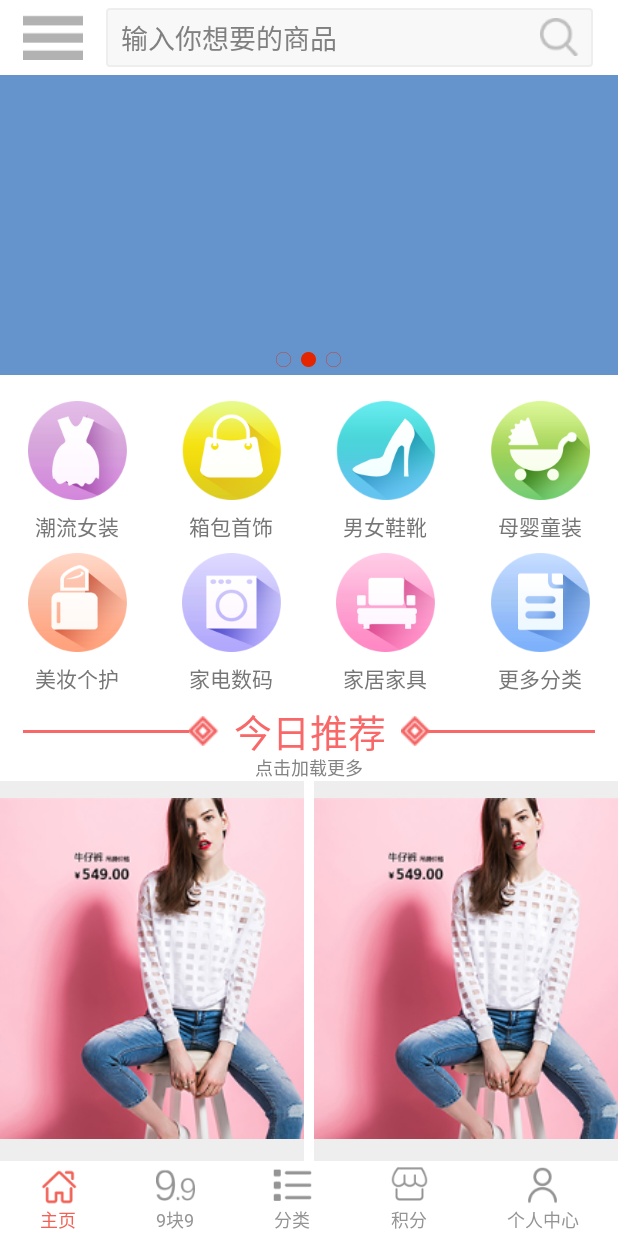
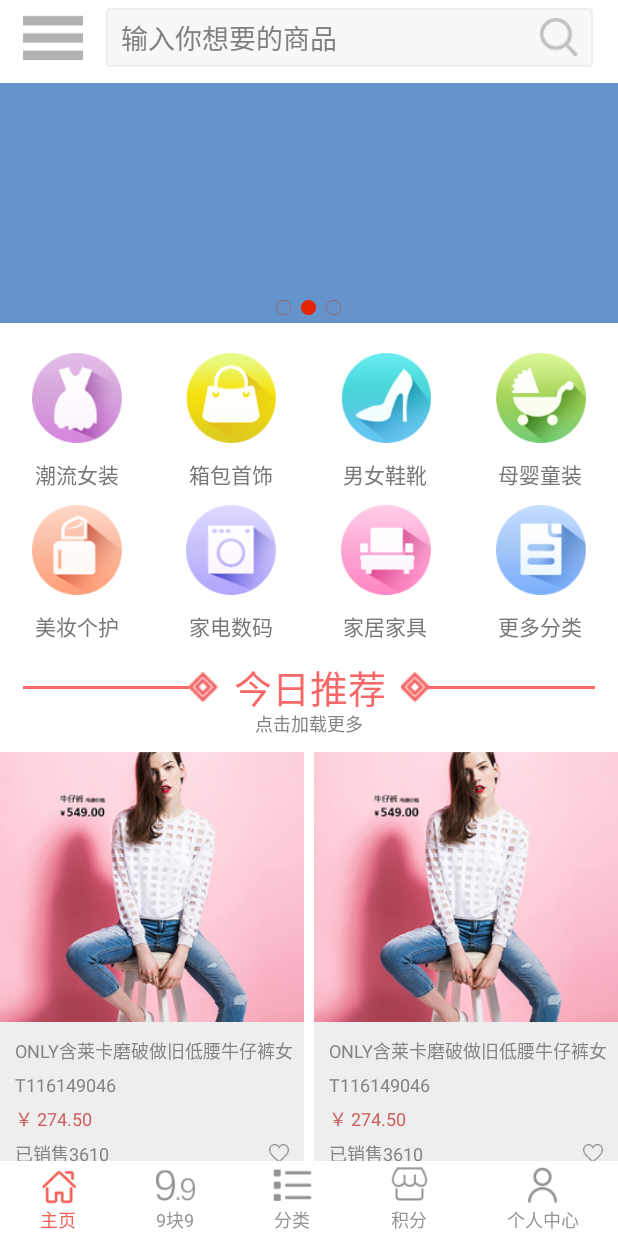
Before and after one commit to hccpw007/KXG_old, an Android app: the screen it shows after launch (NgtAty), on a phone screen of 412 x 824 dp. Run offline under Robolectric (Android 15) with nearby library versions, the phone set to English and light mode, and no system bars.

```diff
--- a/app/src/main/java/com/base/refreshlayout/RefreshLayout.java
+++ b/app/src/main/java/com/base/refreshlayout/RefreshLayout.java
@@ -173,7 +173,7 @@ public class RefreshLayout extends LinearLayout {
 			break;
 		case failed:
 			refreshStateImageView.setVisibility(View.VISIBLE);
-			refreshStateTextView.setText("DSAGAS");
+			refreshStateTextView.setText(R.string.refresh_fail);
 			refreshStateImageView
 					.setBackgroundResource(R.mipmap.refresh_failed);
 			closeView();
--- a/app/src/main/java/com/cqts/kxg/home/HomeFragment.java
+++ b/app/src/main/java/com/cqts/kxg/home/HomeFragment.java
@@ -5,7 +5,6 @@ import android.os.Bundle;
 import android.os.Handler;
 import android.os.Handler.Callback;
 import android.os.Message;
-import android.support.v7.widget.GridLayoutManager;
 import android.support.v7.widget.RecyclerView;
 import android.view.LayoutInflater;
 import android.view.View;
@@ -30,7 +29,7 @@ public class HomeFragment extends BaseFragment implements Callback, MyViewPager.
     private static final int VIEWPAGER = -1;
     private Handler handler;
     private MyViewPager home_viewpager;
-    private RefreshLayout layout;
+    private RefreshLayout home_refresh;
     private RadioButton[] rdBtn = new RadioButton[4];
     private Timer timer;
     private TimerTask timerTask;
@@ -42,7 +41,7 @@ public class HomeFragment extends BaseFragment implements Callback, MyViewPager.
     public View onCreateView(LayoutInflater inflater, ViewGroup container,
                              Bundle savedInstanceState) {
         if (null == view) {
-            view = inflater.inflate(R.layout.activity_main, null);
+            view = inflater.inflate(R.layout.fragment_home, null);
             InitView();
         }
         return view;
@@ -57,6 +56,16 @@ public class HomeFragment extends BaseFragment implements Callback, MyViewPager.
         home_rv = (RecyclerView) view.findViewById(R.id.home_rv);
         home_rv2 = (RecyclerView) view.findViewById(R.id.home_rv2);
         home_scroll = (ScrollView) view.findViewById(R.id.home_scroll);
+        home_refresh = (RefreshLayout) view.findViewById(R.id.home_refresh);
+
+        home_refresh.setScrollView(home_scroll);
+        home_refresh.setOnRefreshListener(new RefreshLayout.OnRefreshListener() {
+            @Override
+            public void onRefresh() {
+
+            }
+        });
+
         home_scroll.setOverScrollMode(View.OVER_SCROLL_NEVER);
 
 
@@ -67,16 +76,16 @@ public class HomeFragment extends BaseFragment implements Callback, MyViewPager.
 
     //第一个recyclerview(今日推荐)
     private void InitRecyclerView1() {
-        FullyGridLayoutManager manager1 = new FullyGridLayoutManager(getActivity(),2);
+        FullyGridLayoutManager manager1 = new FullyGridLayoutManager(getActivity(), 2);
         home_rv.setLayoutManager(manager1);
-        home_rv.addItemDecoration(new MyGridDecoration(10,10, Color.WHITE,true));
+        home_rv.addItemDecoration(new MyGridDecoration(10, 10, Color.WHITE, true));
         home_rv.setAdapter(new HomeRecyclerViewAdapter(getActivity()));
     }
 
     private void InitRecyclerView2() {
-        FullyGridLayoutManager manager1 = new FullyGridLayoutManager(getActivity(),2);
+        FullyGridLayoutManager manager1 = new FullyGridLayoutManager(getActivity(), 2);
         home_rv2.setLayoutManager(manager1);
-        home_rv2.addItemDecoration(new MyGridDecoration(10,10, Color.WHITE,true));
+        home_rv2.addItemDecoration(new MyGridDecoration(10, 10, Color.WHITE, true));
         home_rv2.setAdapter(new HomeRecyclerViewAdapter(getActivity()));
     }
 
@@ -90,14 +99,15 @@ public class HomeFragment extends BaseFragment implements Callback, MyViewPager.
         //设置循环播放
         handler = new Handler(this);
         timer = new Timer();
-        timerTask = new TimerTask(){
+        timerTask = new TimerTask() {
             @Override
             public void run() {
                 handler.sendEmptyMessage(VIEWPAGER);
             }
         };
-        timer.schedule(timerTask,0,4000);
+        timer.schedule(timerTask, 0, 4000);
     }
+
     //广告Viewpager的轮播事件
     @Override
     public boolean handleMessage(Message msg) {
@@ -125,6 +135,9 @@ public class HomeFragment extends BaseFragment implements Callback, MyViewPager.
     @Override
     public void onStop() {
         super.onStop();
+        if (home_refresh != null) {
+            home_refresh.setResultState(RefreshLayout.ResultState.close);
+        }
     }
 
     @Override
--- a/app/src/main/res/layout/activity_main.xml
+++ b/app/src/main/res/layout/fragment_home.xml
@@ -3,7 +3,10 @@
     android:layout_height="match_parent"
     android:background="@color/white"
     android:orientation="vertical">
-
+    <com.base.refreshlayout.RefreshLayout
+        android:id="@+id/home_refresh"
+        android:layout_width="match_parent"
+        android:layout_height="match_parent">
     <ScrollView
         android:scrollbars="none"
         android:id="@+id/home_scroll"
@@ -58,10 +61,10 @@
 
                 </LinearLayout>
             </LinearLayout>
-
             <FrameLayout
+                android:layout_marginTop="5dp"
                 android:layout_width="match_parent"
-                android:layout_height="200dp">
+                android:layout_height="160dp">
 
                 <com.base.views.MyViewPager
                     android:id="@+id/home_viewpager"
@@ -127,6 +130,7 @@
                 android:orientation="horizontal">
 
                 <ImageView
+                    android:padding="10dp"
                     android:layout_width="0dp"
                     android:layout_height="match_parent"
                     android:layout_weight="1"
@@ -134,6 +138,7 @@
                     android:src="@mipmap/home_clnz" />
 
                 <ImageView
+                    android:padding="10dp"
                     android:layout_width="0dp"
                     android:layout_height="match_parent"
                     android:layout_weight="1"
@@ -141,6 +146,7 @@
                     android:src="@mipmap/home_xbss" />
 
                 <ImageView
+                    android:padding="10dp"
                     android:layout_width="0dp"
                     android:layout_height="match_parent"
                     android:layout_weight="1"
@@ -148,6 +154,7 @@
                     android:src="@mipmap/home_nnxx" />
 
                 <ImageView
+                    android:padding="10dp"
                     android:layout_width="0dp"
                     android:layout_height="match_parent"
                     android:layout_weight="1"
@@ -202,6 +209,7 @@
                 android:orientation="horizontal">
 
                 <ImageView
+                    android:padding="10dp"
                     android:layout_width="0dp"
                     android:layout_height="match_parent"
                     android:layout_weight="1"
@@ -209,6 +217,7 @@
                     android:src="@mipmap/home_mzgh" />
 
                 <ImageView
+                    android:padding="10dp"
                     android:layout_width="0dp"
                     android:layout_height="match_parent"
                     android:layout_weight="1"
@@ -216,6 +225,7 @@
                     android:src="@mipmap/home_jdsm" />
 
                 <ImageView
+                    android:padding="10dp"
                     android:layout_width="0dp"
                     android:layout_height="match_parent"
                     android:layout_weight="1"
@@ -223,6 +233,7 @@
                     android:src="@mipmap/home_jjjj" />
 
                 <ImageView
+                    android:padding="10dp"
                     android:layout_width="0dp"
                     android:layout_height="match_parent"
                     android:layout_weight="1"
@@ -272,6 +283,7 @@
             </LinearLayout>
 
             <LinearLayout
+                android:layout_marginTop="5dp"
                 android:layout_width="match_parent"
                 android:layout_height="50dp"
                 android:gravity="center_vertical"
@@ -314,6 +326,7 @@
                     android:background="#f96868" />
             </LinearLayout>
             <TextView
+                android:layout_marginBottom="10dp"
                 android:textSize="12sp"
                 android:textColor="#838383"
                 android:layout_marginTop="-10dp"
@@ -329,6 +342,7 @@
 
 
             <LinearLayout
+                android:layout_marginTop="5dp"
                 android:layout_width="match_parent"
                 android:layout_height="50dp"
                 android:gravity="center_vertical"
@@ -371,6 +385,7 @@
                     android:background="#f96868" />
             </LinearLayout>
             <TextView
+                android:layout_marginBottom="10dp"
                 android:textSize="12sp"
                 android:textColor="#838383"
                 android:layout_marginTop="-10dp"
@@ -385,4 +400,5 @@
             </android.support.v7.widget.RecyclerView>
         </LinearLayout>
     </ScrollView>
+    </com.base.refreshlayout.RefreshLayout>
 </LinearLayout>
--- a/app/src/main/res/layout/item_homerv.xml
+++ b/app/src/main/res/layout/item_homerv.xml
@@ -5,10 +5,13 @@
     android:background="#eeeeee"
     android:orientation="vertical">
     <ImageView
+        android:scaleType="fitXY"
         android:src="@mipmap/home_rv"
-        android:layout_width="250dp"
-        android:layout_height="250dp" />
+        android:layout_width="match_parent"
+        android:layout_height="180dp" />
     <TextView
+        android:layout_marginLeft="10dp"
+        android:layout_marginTop="10dp"
         android:textColor="#848484"
         android:textSize="12sp"
         android:text="ONLY含莱卡磨破做旧低腰牛仔裤女"
@@ -16,6 +19,8 @@
         android:layout_width="wrap_content"
         android:layout_height="wrap_content" />
     <TextView
+        android:layout_marginLeft="10dp"
+        android:layout_marginTop="5dp"
         android:textColor="#848484"
         android:textSize="12sp"
         android:text="T116149046"
@@ -23,6 +28,8 @@
         android:layout_width="wrap_content"
         android:layout_height="wrap_content" />
     <TextView
+        android:layout_marginLeft="10dp"
+        android:layout_marginTop="5dp"
         android:textColor="#ca5d5d"
         android:textSize="12sp"
         android:text="￥ 274.50"
@@ -30,6 +37,10 @@
         android:layout_width="wrap_content"
         android:layout_height="wrap_content" />
     <LinearLayout
+        android:gravity="center_vertical"
+        android:layout_marginBottom="5dp"
+        android:layout_marginLeft="10dp"
+        android:layout_marginTop="5dp"
         android:orientation="horizontal"
         android:layout_width="match_parent"
         android:layout_height="wrap_content">
@@ -49,6 +60,7 @@
             android:layout_width="wrap_content"
             android:layout_height="wrap_content" />
             <ImageView
+                android:layout_marginRight="10dp"
                 android:src="@mipmap/home_taoxin"
                 android:layout_width="wrap_content"
                 android:layout_height="wrap_content" />
--- a/app/src/main/res/values/strings.xml
+++ b/app/src/main/res/values/strings.xml
@@ -10,4 +10,6 @@
     <string name="refresh_fail">刷新失败</string>
     <string name="more">更多</string>
     <string name="loading">正在加载...</string>
+    <string name="login_user"><font size="15">用户名</font></string>
+    <string name="login_pswd"><font size="15">密码</font></string>
 </resources>
--- a/app/src/main/res/values/styles.xml
+++ b/app/src/main/res/values/styles.xml
@@ -9,5 +9,4 @@
         <item name="android:windowIsTranslucent">true</item>
         <item name="android:textColor">#000000</item>
     </style>
-
 </resources>
```
Also changed, not shown: app/src/main/AndroidManifest.xml (+7 -4 lines), app/src/main/java/com/base/swipebacklayout/SwipeBackLayout.java (+11 -2 lines), app/src/main/java/com/cqts/kxg/MainActivity.java (+71 -58 lines), app/src/main/java/com/cqts/kxg/center/LoginActivity.java (+7 -2 lines), app/src/main/res/layout/activity_login.xml (+33 -16 lines), app/src/main/res/layout/activity_main3.xml (+43 -8 lines), app/src/main/java/com/base/http/SupportHttps.java (line endings or trailing spaces).
